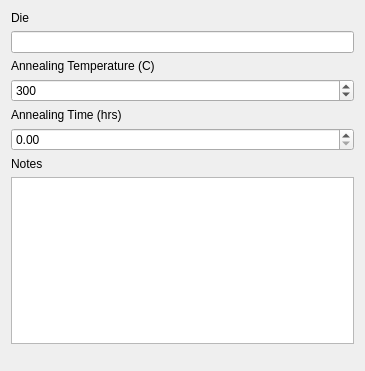
The window that dieProperties.ui (grahamrow/WaferTracker2) describes before a commit, drawn with Qt 5.
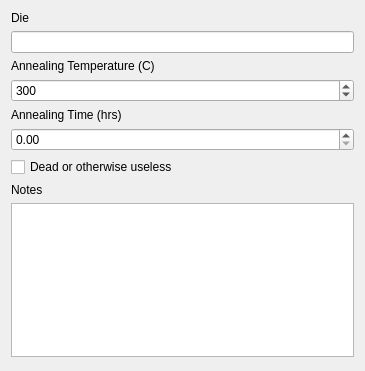
The same window after the commit.

```diff
--- a/dieProperties.ui
+++ b/dieProperties.ui
@@ -76,6 +76,13 @@
      </property>
     </widget>
    </item>
+   <item>
+    <widget class="QCheckBox" name="dieDead">
+     <property name="text">
+      <string>Dead or otherwise useless</string>
+     </property>
+    </widget>
+   </item>
    <item>
     <widget class="QLabel" name="label_3">
      <property name="text">
```
Left out of the diff: 6 changed lines with no effect on the pictures.
